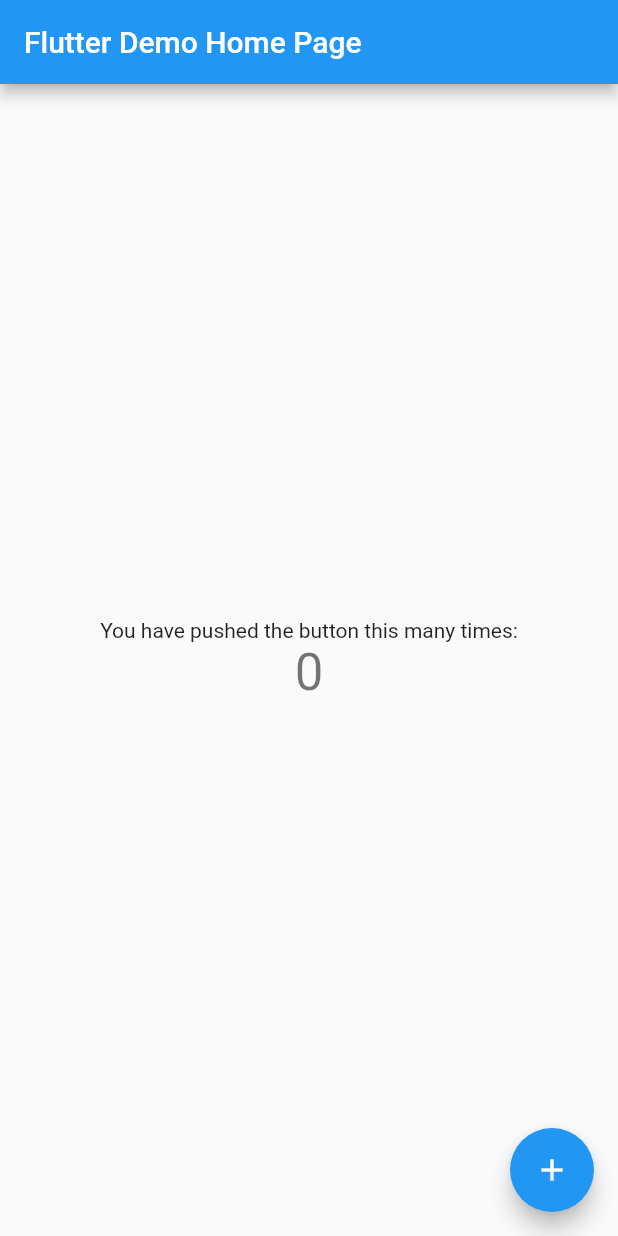
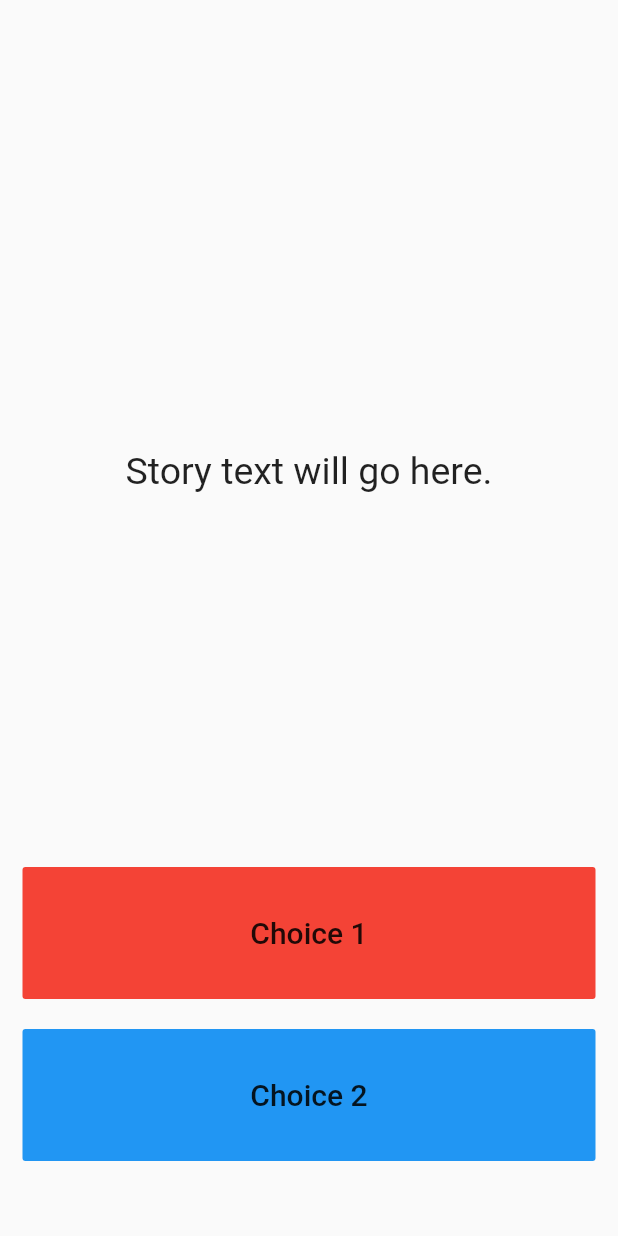
Before and after one commit to reymillenium/destini_challenge_flutter, a Flutter app: the screen it shows after launch, on a phone screen of 412 x 824 dp. Run offline on Flutter 3.47's test engine with Material 2 defaults, Android fonts, the phone set to English and light mode, and no system bars.

Commit message:
Copied the widget from the original file

```diff
--- a/lib/main.dart
+++ b/lib/main.dart
@@ -65,53 +65,74 @@ class _StoryPageState extends State<StoryPage> {
 
   @override
   Widget build(BuildContext context) {
-    // This method is rerun every time setState is called, for instance as done
-    // by the _incrementCounter method above.
-    //
-    // The Flutter framework has been optimized to make rerunning build methods
-    // fast, so that you can just rebuild anything that needs updating rather
-    // than having to individually change instances of widgets.
     return Scaffold(
-      appBar: AppBar(
-        // Here we take the value from the MyHomePage object that was created by
-        // the App.build method, and use it to set our appbar title.
-        title: Text(widget.title),
-      ),
-      body: Center(
-        // Center is a layout widget. It takes a single child and positions it
-        // in the middle of the parent.
-        child: Column(
-          // Column is also a layout widget. It takes a list of children and
-          // arranges them vertically. By default, it sizes itself to fit its
-          // children horizontally, and tries to be as tall as its parent.
-          //
-          // Invoke "debug painting" (press "p" in the console, choose the
-          // "Toggle Debug Paint" action from the Flutter Inspector in Android
-          // Studio, or the "Toggle Debug Paint" command in Visual Studio Code)
-          // to see the wireframe for each widget.
-          //
-          // Column has various properties to control how it sizes itself and
-          // how it positions its children. Here we use mainAxisAlignment to
-          // center the children vertically; the main axis here is the vertical
-          // axis because Columns are vertical (the cross axis would be
-          // horizontal).
-          mainAxisAlignment: MainAxisAlignment.center,
-          children: <Widget>[
-            Text(
-              'You have pushed the button this many times:',
-            ),
-            Text(
-              '$_counter',
-              style: Theme.of(context).textTheme.headline4,
-            ),
-          ],
+      body: Container(
+        //TODO: Step 1 - Add background.png to this Container as a background image.
+        padding: EdgeInsets.symmetric(vertical: 50.0, horizontal: 15.0),
+        constraints: BoxConstraints.expand(),
+        child: SafeArea(
+          child: Column(
+            crossAxisAlignment: CrossAxisAlignment.stretch,
+            children: <Widget>[
+              Expanded(
+                flex: 12,
+                child: Center(
+                  child: Text(
+                    //TODO: Step 10 - use the storyBrain to get the first story title and display it in this Text Widget.
+                    'Story text will go here.',
+                    style: TextStyle(
+                      fontSize: 25.0,
+                    ),
+                  ),
+                ),
+              ),
+              Expanded(
+                flex: 2,
+                child: FlatButton(
+                  onPressed: () {
+                    //Choice 1 made by user.
+                    //TODO: Step 18 - Call the nextStory() method from storyBrain and pass the number 1 as the choice made by the user.
+                  },
+                  color: Colors.red,
+                  child: Text(
+                    //TODO: Step 13 - Use the storyBrain to get the text for choice 1.
+                    'Choice 1',
+                    style: TextStyle(
+                      fontSize: 20.0,
+                    ),
+                  ),
+                ),
+              ),
+              SizedBox(
+                height: 20.0,
+              ),
+              Expanded(
+                flex: 2,
+                //TODO: Step 26 - Use a Flutter Visibility Widget to wrap this FlatButton.
+                //TODO: Step 28 - Set the "visible" property of the Visibility Widget to equal the output from the buttonShouldBeVisible() method in the storyBrain.
+                child: FlatButton(
+                  onPressed: () {
+                    //Choice 2 made by user.
+                    //TODO: Step 19 - Call the nextStory() method from storyBrain and pass the number 2 as the choice made by the user.
+                  },
+                  color: Colors.blue,
+                  child: Text(
+                    //TODO: Step 14 - Use the storyBrain to get the text for choice 2.
+                    'Choice 2',
+                    style: TextStyle(
+                      fontSize: 20.0,
+                    ),
+                  ),
+                ),
+              ),
+            ],
+          ),
         ),
       ),
-      floatingActionButton: FloatingActionButton(
-        onPressed: _incrementCounter,
-        tooltip: 'Increment',
-        child: Icon(Icons.add),
-      ), // This trailing comma makes auto-formatting nicer for build methods.
     );
   }
 }
+
+//TODO: Step 24 - Run the app and try to figure out what code you need to add to this file to make the story change when you press on the choice buttons.
+
+//TODO: Step 29 - Run the app and test it against the Story Outline to make sure you've completed all the steps. The code for the completed app can be found here: https://github.com/londonappbrewery/destini-challenge-completed/
```
